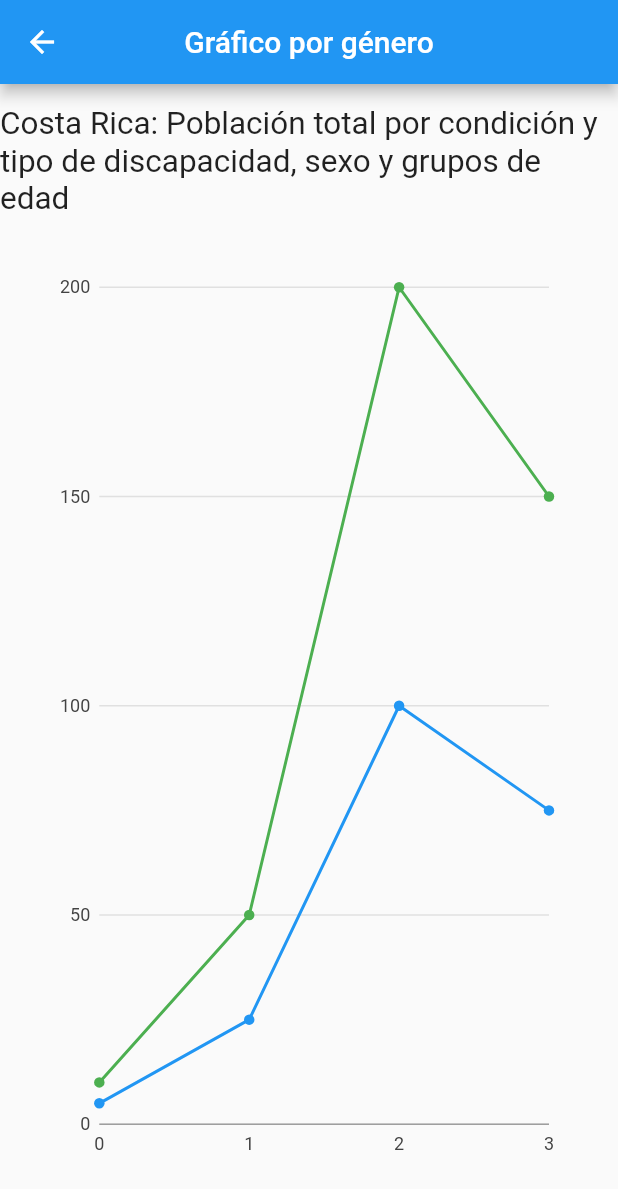
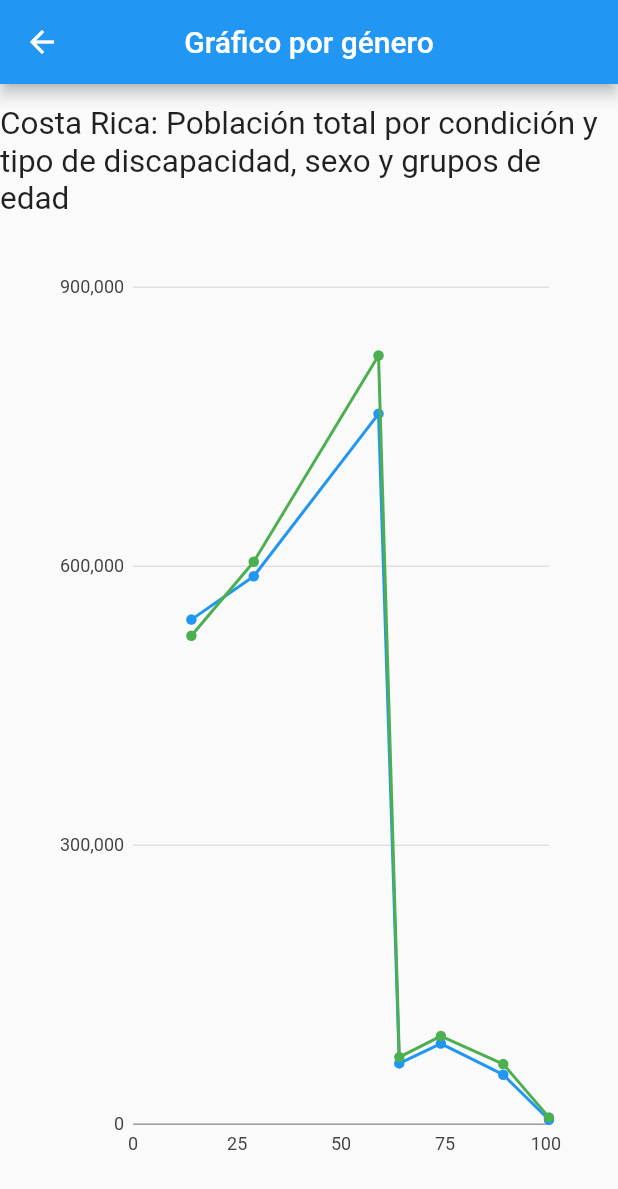
Before and after one commit to Barbara24/Visualizacion1, a Flutter app: the Lines screen opened directly, on a phone screen of 412 x 824 dp. Shown: the top 1189 px of the screen. Run offline on Flutter 3.47's test engine with Material 2 defaults, Android fonts, the phone set to English and light mode, and no system bars; our stand-ins replace charts_flutter.

Commit message:
[Update] lines.dart

```diff
--- a/first_project/lib/genero.dart
+++ b/first_project/lib/genero.dart
@@ -4,8 +4,8 @@ import 'package:flutter/material.dart';
 
 class Genero {
   final String sexo;
-  final String rangoEdades;
-  final String poblacionTotal;
+  final int rangoEdades;
+  final int poblacionTotal;
   final String lentesPuestos;
   final String hablar;
   final String caminar;
--- a/first_project/lib/lines.dart
+++ b/first_project/lib/lines.dart
@@ -1,4 +1,5 @@
 import 'package:charts_flutter/flutter.dart';
+import 'package:first_project/genero.dart';
 import 'package:flutter/cupertino.dart';
 import 'package:flutter/material.dart';
 import 'package:charts_flutter/flutter.dart' as charts;
@@ -20,32 +21,39 @@ class LinesState extends State<Lines>{
   @override
   Widget build(BuildContext context) {
     final myFakeDesktopData = [
-      new LinearSales(0, 5),
-      new LinearSales(1, 25),
-      new LinearSales(2, 100),
-      new LinearSales(3, 75),
+      new Genero("Hombre",14, 542618,"1844","4748","2523","1228","5686","1713","522484",Colors.red),
+      new Genero("Hombre",29, 589260,"2705","2870","4800","2465","6587","2948","559775",Colors.red),
+      new Genero("Hombre",59, 763923,"10727","4633","24450","9601","5975","5888","670212",Colors.red),
+      new Genero("Hombre",64, 65432,"2963","680","6209","2179","407","723","47898",Colors.red),
+      new Genero("Hombre",74, 86754,"7145","1336","11381","3537","638","1208","58280",Colors.red),
+      new Genero("Hombre",89, 53283,"9993","1923","12888","3456","574","1428","27492",Colors.red),
+      new Genero("Hombre",100, 4793,"1863","405","2020","535","101","218","1527",Colors.red),
     ];
 
     var myFakeTabletData = [
-      new LinearSales(0, 10),
-      new LinearSales(1, 50),
-      new LinearSales(2, 200),
-      new LinearSales(3, 150),
+      new Genero("Mujer",14, 525212,"1495","2583","2226","974","3885","911","509413",Colors.blue),
+      new Genero("Mujer",29, 604820,"2278","1940","3550","1488","4808","2009","576370",Colors.blue),
+      new Genero("Mujer",59, 826543,"9916","3726","24469","9929","4892","5370","725827",Colors.blue),
+      new Genero("Mujer",64, 72192,"2446","530","7581","2587","359","706","52518",Colors.blue),
+      new Genero("Mujer",74, 94828,"5713","1133","15329","4679","566","1268","62202",Colors.blue),
+      new Genero("Mujer",89, 64672,"9265","2203","19333","5132","757","2086","32517",Colors.blue),
+      new Genero("Mujer",100, 7382,"2356","703","3621","1069","181","495","2348",Colors.blue),
     ];
 
+
     var series = [
-      new charts.Series<LinearSales, int>(
-        id: 'Desktop',
+      new charts.Series<Genero, int>(
+        id: 'Hombres',
         colorFn: (_, __) => charts.MaterialPalette.blue.shadeDefault,
-        domainFn: (LinearSales sales, _) => sales.year,
-        measureFn: (LinearSales sales, _) => sales.sales,
+        domainFn: (Genero genero, _) => genero.rangoEdades,
+        measureFn: (Genero genero, _) => genero.poblacionTotal,
         data: myFakeDesktopData,
       ),
-      new charts.Series<LinearSales, int>(
-        id: 'Tablet',
+      new charts.Series<Genero, int>(
+        id: 'Muejeres',
         colorFn: (_, __) => charts.MaterialPalette.green.shadeDefault,
-        domainFn: (LinearSales sales, _) => sales.year,
-        measureFn: (LinearSales sales, _) => sales.sales,
+        domainFn: (Genero genero, _) => genero.rangoEdades,
+        measureFn: (Genero genero, _) => genero.poblacionTotal,
         data: myFakeTabletData,
       ),
     ];
@@ -78,11 +86,3 @@ class LinesState extends State<Lines>{
     );
   }
 }
-
-/// Sample linear data type.
-class LinearSales {
-  final int year;
-  final int sales;
-
-  LinearSales(this.year, this.sales);
-}
```
